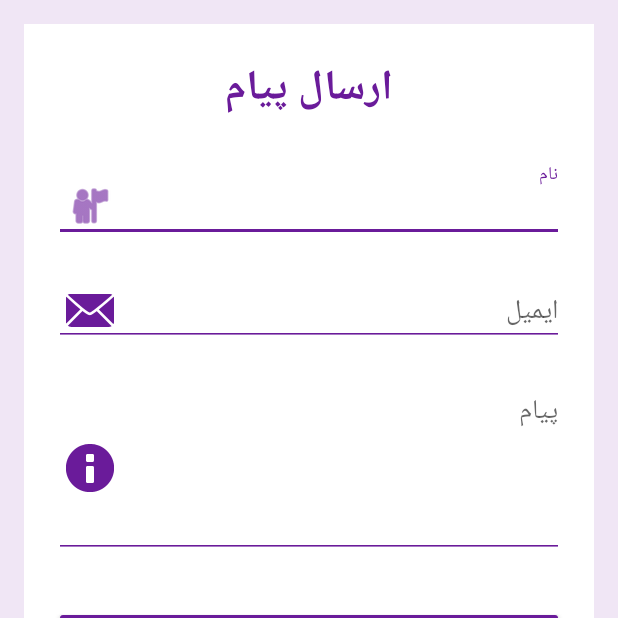
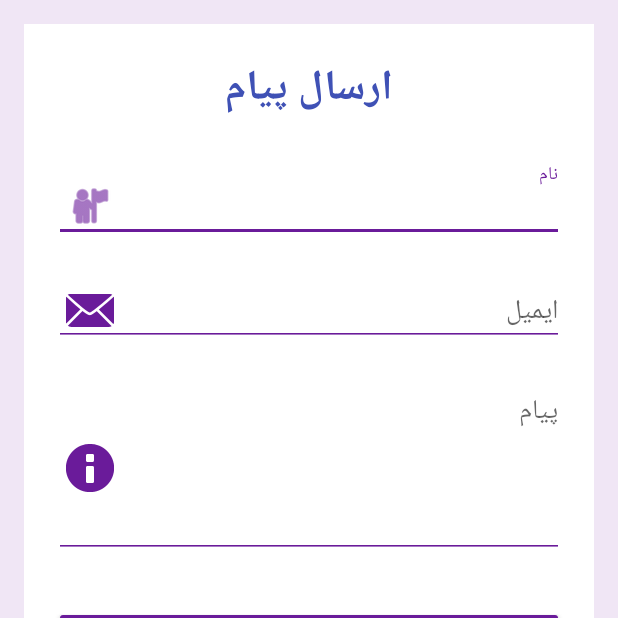
Before and after one commit to k-aghakhani/ParsiRavayat, an Android app: the ContactFormActivity screen opened directly, with no data from a screen before it, on a phone screen of 412 x 824 dp, the top half of it. Run offline under Robolectric (Android 15) with nearby library versions, the phone set to English and light mode, and no system bars; our stand-ins replace Volley; network calls fail.

Commit message:
change color

```diff
--- a/app/src/main/res/layout/activity_contact_form.xml
+++ b/app/src/main/res/layout/activity_contact_form.xml
@@ -24,7 +24,7 @@
             android:text="ارسال پیام"
             android:textSize="28sp"
             android:textStyle="bold"
-            android:textColor="#6A1B9A"
+            android:textColor="#3F51B5"
             android:gravity="center"
             android:paddingBottom="24dp" />
 
```
